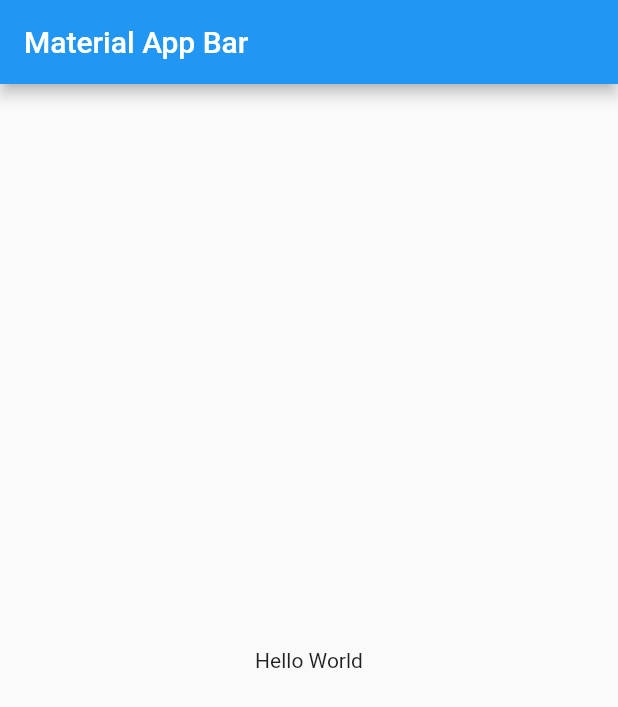
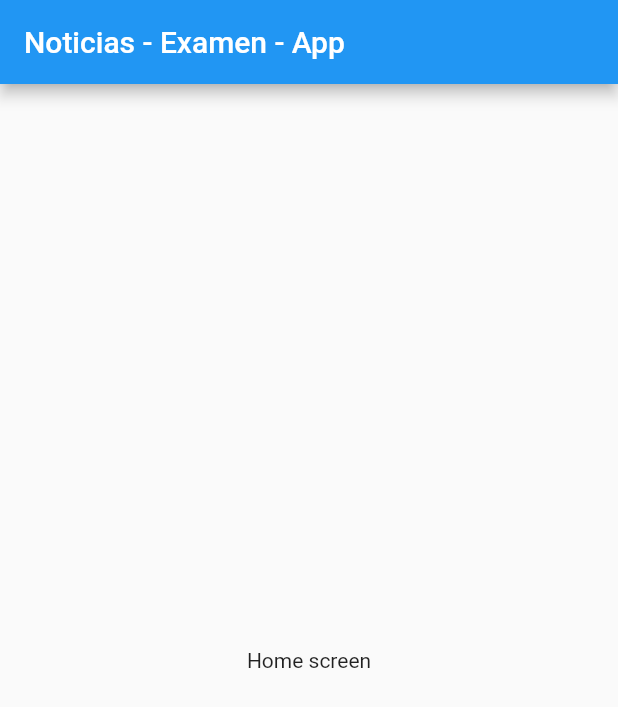
Before and after one commit to EstebanHincapieVasquez/Maicol_Hincapie_6_2021_2_p1, a Flutter app: the screen it shows after launch, on a phone screen of 412 x 824 dp. Shown: the top 707 px of the screen. Run offline on Flutter 3.47's test engine with Material 2 defaults, Android fonts, the phone set to English and light mode, and no system bars.

```diff
--- a/lib/main.dart
+++ b/lib/main.dart
@@ -1,4 +1,5 @@
 import 'package:flutter/material.dart';
+import 'package:noticias_examen_app/screens/home_screen.dart';
 
 void main() => runApp(MyApp());
 
@@ -6,16 +7,13 @@ class MyApp extends StatelessWidget {
   @override
   Widget build(BuildContext context) {
     return MaterialApp(
+      debugShowCheckedModeBanner: false,
       title: 'Material App',
       home: Scaffold(
         appBar: AppBar(
-          title: Text('Material App Bar'),
+          title: Text('Noticias - Examen - App'),
         ),
-        body: Center(
-          child: Container(
-            child: Text('Hello World'),
-          ),
-        ),
+        body: HomeScreen(),
       ),
     );
   }
--- /dev/null
+++ b/lib/screens/home_screen.dart
@@ -0,0 +1,19 @@
+import 'package:flutter/material.dart';
+
+class HomeScreen extends StatefulWidget {
+  const HomeScreen({ Key? key }) : super(key: key);
+
+  @override
+  _HomeScreenState createState() => _HomeScreenState();
+}
+
+class _HomeScreenState extends State<HomeScreen> {
+  @override
+  Widget build(BuildContext context) {
+    return Scaffold(
+      body: Center(
+        child: Text("Home screen"),
+      ),
+    );
+  }
+}
```
